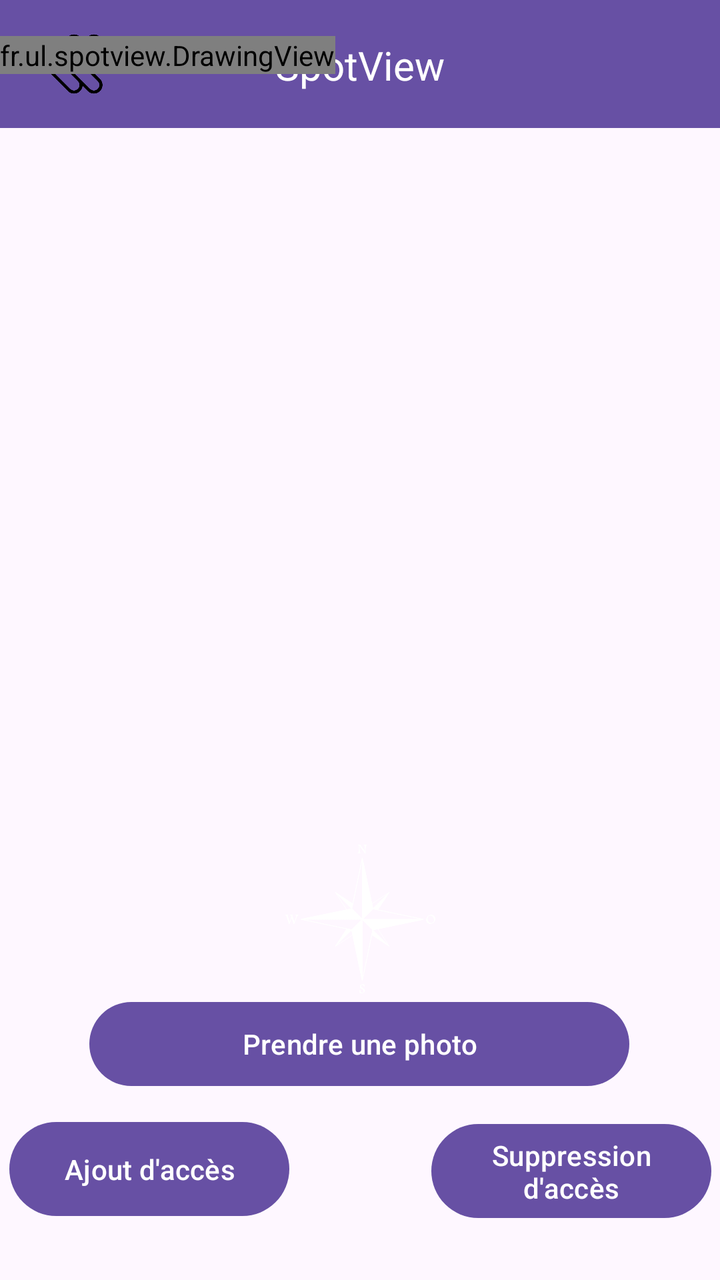
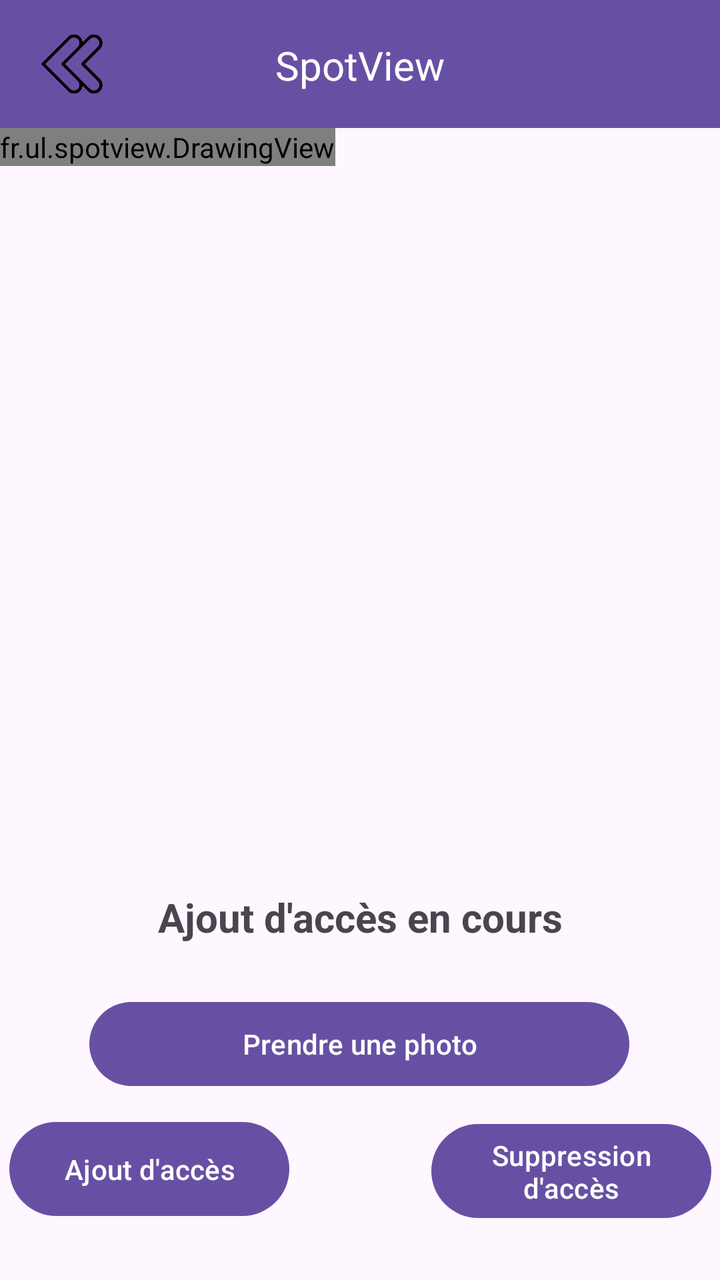

Screens rendered from an Android XML layout before and after an edit, with the pre-edit source and the edit as a unified diff.
<!-- AndroidManifest.xml: application theme Theme.SpotView -->
<!-- res/layout/activity_gestion_photo.xml -->
<?xml version="1.0" encoding="utf-8"?>
<androidx.constraintlayout.widget.ConstraintLayout xmlns:android="http://schemas.android.com/apk/res/android"
    xmlns:app="http://schemas.android.com/apk/res-auto"
    xmlns:tools="http://schemas.android.com/tools"
    android:id="@+id/main"
    android:layout_width="match_parent"
    android:layout_height="match_parent"
    tools:context=".GestionPhoto">

    

    <Button
        android:id="@+id/gph_addAcc"
        android:layout_width="140dp"
        android:layout_height="55dp"
        android:layout_marginStart="30dp"
        android:layout_marginBottom="28dp"
        android:text="@string/gph_addAcc"
        app:layout_constraintBottom_toBottomOf="parent"
        app:layout_constraintEnd_toStartOf="@+id/gph_supprAcc"
        app:layout_constraintStart_toStartOf="parent" />

    <Button
        android:id="@+id/gph_supprAcc"
        android:layout_width="140dp"
        android:layout_height="55dp"
        android:layout_marginStart="71dp"
        android:layout_marginTop="12dp"
        android:layout_marginEnd="30dp"
        android:layout_marginBottom="28dp"
        android:text="@string/gph_supprAcc"
        app:layout_constraintBottom_toBottomOf="parent"
        app:layout_constraintEnd_toEndOf="parent"
        app:layout_constraintStart_toEndOf="@+id/gph_addAcc"
        app:layout_constraintTop_toBottomOf="@+id/gph_takeB" />

    <Button
        android:id="@+id/gph_takeB"
        android:layout_width="270dp"
        android:layout_height="50dp"
        android:layout_marginBottom="10dp"
        android:text="@string/gph_take"
        app:layout_constraintBottom_toTopOf="@+id/gph_addAcc"
        app:layout_constraintEnd_toEndOf="parent"
        app:layout_constraintHorizontal_bias="0.496"
        app:layout_constraintStart_toStartOf="parent" />

    <include
        layout="@layout/custom_toolbar"
        android:layout_width="match_parent"
        android:layout_height="wrap_content" />

    <TextView
        android:id="@+id/textViewOri"
        android:layout_width="wrap_content"
        android:layout_height="wrap_content"
        android:layout_marginTop="26dp"
        android:layout_marginBottom="45dp"
        android:textSize="20dp"
        android:textStyle="bold"
        app:layout_constraintBottom_toBottomOf="parent"
        app:layout_constraintEnd_toStartOf="@+id/gph_supprAcc"
        app:layout_constraintStart_toEndOf="@+id/gph_addAcc"
        app:layout_constraintTop_toBottomOf="@+id/gph_takeB" />

    <ImageView
        android:id="@+id/gpp_boussole"
        android:layout_width="75dp"
        android:layout_height="75dp"
        app:layout_constraintBottom_toTopOf="@+id/gph_takeB"
        app:layout_constraintEnd_toEndOf="parent"
        app:layout_constraintStart_toStartOf="parent"
        app:srcCompat="@drawable/compass_white" />

    <FrameLayout
        android:layout_width="wrap_content"
        android:layout_height="446dp"
        android:layout_marginTop="64dp"
        android:layout_marginBottom="4dp"
        app:layout_constraintBottom_toTopOf="@+id/gpp_boussole"
        app:layout_constraintEnd_toEndOf="parent"
        app:layout_constraintStart_toStartOf="parent"
        app:layout_constraintTop_toTopOf="parent">

        <FrameLayout
            android:layout_width="wrap_content"
            android:layout_height="wrap_content">

            <ImageView
                android:id="@+id/gph_image"
                android:layout_width="wrap_content"
                android:layout_height="match_parent"
                app:srcCompat="@drawable/invisible" />

            <fr.ul.spotview.DrawingView
                android:id="@+id/drawingView"
                android:layout_width="wrap_content"
                android:layout_height="wrap_content" />
        </FrameLayout>

    </FrameLayout>

</androidx.constraintlayout.widget.ConstraintLayout>
<!-- res/layout/custom_toolbar.xml (included above) -->
<?xml version="1.0" encoding="utf-8"?>
<androidx.constraintlayout.widget.ConstraintLayout xmlns:android="http://schemas.android.com/apk/res/android"
    xmlns:app="http://schemas.android.com/apk/res-auto"
    xmlns:tools="http://schemas.android.com/tools"
    android:id="@+id/toolbar"
    android:layout_width="match_parent"
    android:layout_height="?attr/actionBarSize"
    android:background="?attr/colorPrimary">

    

    
    <ImageButton
        android:id="@+id/btnBack"
        android:layout_width="40dp"
        android:layout_height="40dp"
        android:layout_marginStart="16dp"
        android:background="?attr/selectableItemBackgroundBorderless"
        android:contentDescription="Retour"
        android:scaleType="centerInside"
        android:src="@drawable/back_arrow"
        app:layout_constraintBottom_toBottomOf="parent"
        app:layout_constraintStart_toStartOf="parent"
        app:layout_constraintTop_toTopOf="parent" />

    <TextView
        android:id="@+id/toolbar_title"
        android:layout_width="wrap_content"
        android:layout_height="27dp"
        android:layout_marginTop="19dp"
        android:layout_marginBottom="18dp"
        android:gravity="center_vertical"
        android:text="@string/app_name"
        android:textColor="@android:color/white"
        android:textSize="20sp"
        app:layout_constraintBottom_toBottomOf="parent"
        app:layout_constraintEnd_toEndOf="parent"
        app:layout_constraintStart_toStartOf="parent"
        app:layout_constraintTop_toTopOf="parent" />
</androidx.constraintlayout.widget.ConstraintLayout>
<!-- resources referenced by this layout -->
<resources>
  <!-- drawable back_arrow: png bitmap (drawable, 8437 bytes) -->
  <!-- drawable compass_white: png bitmap (drawable, 59217 bytes) -->
  <!-- drawable invisible: png bitmap (drawable, 1862 bytes) -->
  <string name="app_name">SpotView</string>
  <string name="gph_addAcc">Ajout d\'accès</string>
  <string name="gph_supprAcc">Suppression d\'accès</string>
  <string name="gph_take">Prendre une photo</string>
  <style name="Theme.SpotView" parent="Base.Theme.SpotView" />
  <style name="Base.Theme.SpotView" parent="Theme.Material3.DayNight.NoActionBar">
          
          
      </style>
</resources>

<!-- the commit's change to res/layout/activity_gestion_photo.xml (unified diff, before → after) -->
@@ -64,20 +64,20 @@
         app:layout_constraintTop_toBottomOf="@+id/gph_takeB" />
 
     <ImageView
-        android:id="@+id/gpp_boussole"
+        android:id="@+id/gph_boussole"
         android:layout_width="75dp"
         android:layout_height="75dp"
         app:layout_constraintBottom_toTopOf="@+id/gph_takeB"
         app:layout_constraintEnd_toEndOf="parent"
         app:layout_constraintStart_toStartOf="parent"
+        app:layout_constraintTop_toBottomOf="@+id/frameLayout"
         app:srcCompat="@drawable/compass_white" />
 
     <FrameLayout
+        android:id="@+id/frameLayout"
         android:layout_width="wrap_content"
         android:layout_height="446dp"
         android:layout_marginTop="64dp"
-        android:layout_marginBottom="4dp"
-        app:layout_constraintBottom_toTopOf="@+id/gpp_boussole"
         app:layout_constraintEnd_toEndOf="parent"
         app:layout_constraintStart_toStartOf="parent"
         app:layout_constraintTop_toTopOf="parent">
@@ -99,6 +99,18 @@
         </FrameLayout>
 
     </FrameLayout>
+
+    <TextView
+        android:id="@+id/gph_textAcces"
+        android:layout_width="wrap_content"
+        android:layout_height="27dp"
+        android:layout_marginBottom="25dp"
+        android:text="@string/gph_textAcces"
+        android:textSize="20sp"
+        android:textStyle="bold"
+        app:layout_constraintBottom_toTopOf="@+id/gph_takeB"
+        app:layout_constraintEnd_toEndOf="parent"
+        app:layout_constraintStart_toStartOf="parent" />
 
 </androidx.constraintlayout.widget.ConstraintLayout>
 <!-- res/layout/custom_toolbar.xml (included above) -->
<!-- resource entries referenced after the edit -->
@@ -7,6 +7,7 @@
   <string name="gph_addAcc">Ajout d\'accès</string>
   <string name="gph_supprAcc">Suppression d\'accès</string>
   <string name="gph_take">Prendre une photo</string>
+  <string name="gph_textAcces">Ajout d\'accès en cours</string>
   <style name="Theme.SpotView" parent="Base.Theme.SpotView" />
   <style name="Base.Theme.SpotView" parent="Theme.Material3.DayNight.NoActionBar">
           
